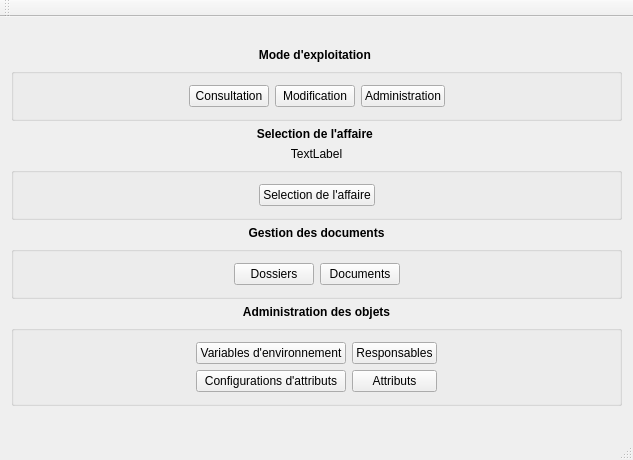
The window that mainwindow.ui (obourat/MimosaNG) describes before a commit, drawn with Qt 5.
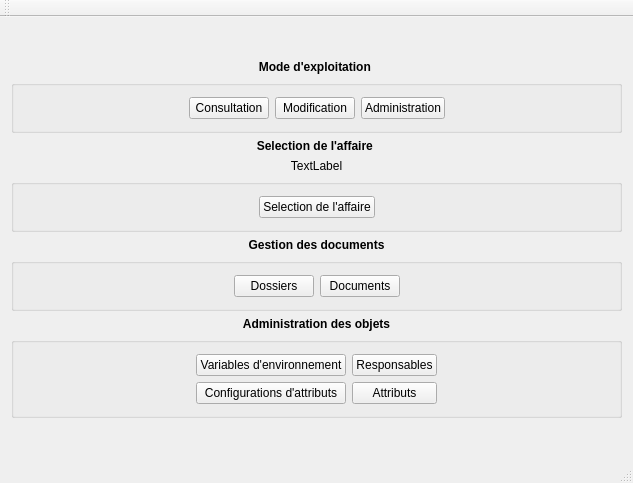
The same window after the commit.

```diff
--- a/mainwindow.ui
+++ b/mainwindow.ui
@@ -10,7 +10,7 @@
     <x>0</x>
     <y>0</y>
     <width>633</width>
-    <height>460</height>
+    <height>483</height>
    </rect>
   </property>
   <property name="windowTitle">
```
Left out of the diff: 2 changed lines with no effect on the pictures.
